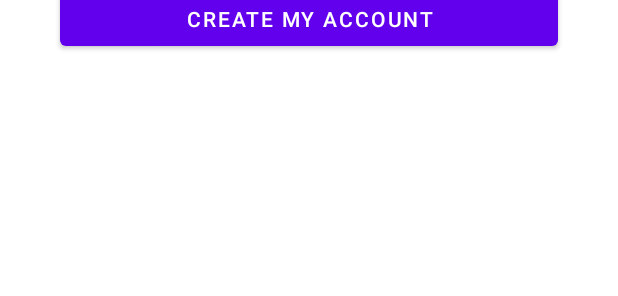
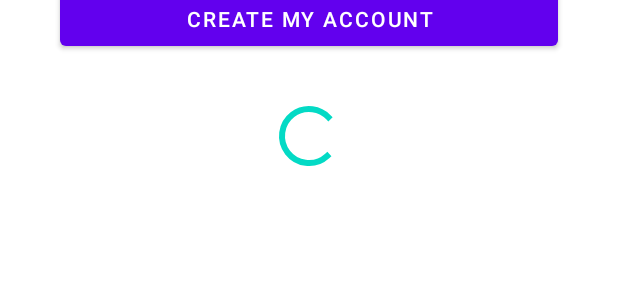
Before and after one commit to SajibMamun/Grocery-Plus, an Android app: the layout activity_registration_acitivity.xml on its own in the app's theme, with its tools: preview values and no code run, on a phone screen of 412 x 824 dp. Shown: the part 773-1069 px from the top of the screen. Run offline under Robolectric (Android 15) with nearby library versions, the phone set to English and light mode, and no system bars.

Commit message:
Progressbar added

```diff
--- a/app/src/main/res/layout/activity_registration_acitivity.xml
+++ b/app/src/main/res/layout/activity_registration_acitivity.xml
@@ -86,6 +86,7 @@
     </com.google.android.material.textfield.TextInputLayout>
 
     <Button
+        android:id="@+id/btn1"
         android:layout_below="@id/Et4"
         android:layout_marginTop="20dp"
         android:layout_width="match_parent"
@@ -94,6 +95,14 @@
         android:layout_marginLeft="40dp"
         android:layout_marginRight="40dp"
         android:onClick="createaccountbtnclicked"
+        />
+    <ProgressBar
+        android:layout_width="wrap_content"
+        android:layout_height="wrap_content"
+        android:layout_below="@id/btn1"
+        android:id="@+id/progressbarid"
+        android:layout_centerInParent="true"
+        android:layout_marginTop="30dp"
         />
     <LinearLayout
         android:layout_width="match_parent"
```
Also changed, not shown: app/src/main/java/com/example/groceryplus/LoginAcitivty.java (+7 -0 lines), app/src/main/java/com/example/groceryplus/MainActivity.java (+16 -0 lines), app/src/main/java/com/example/groceryplus/RegistrationAcitivity.java (+8 -1 lines), app/src/main/res/layout/activity_login_acitivty.xml (+14 -0 lines), app/src/main/res/layout/activity_main.xml (+9 -0 lines).
